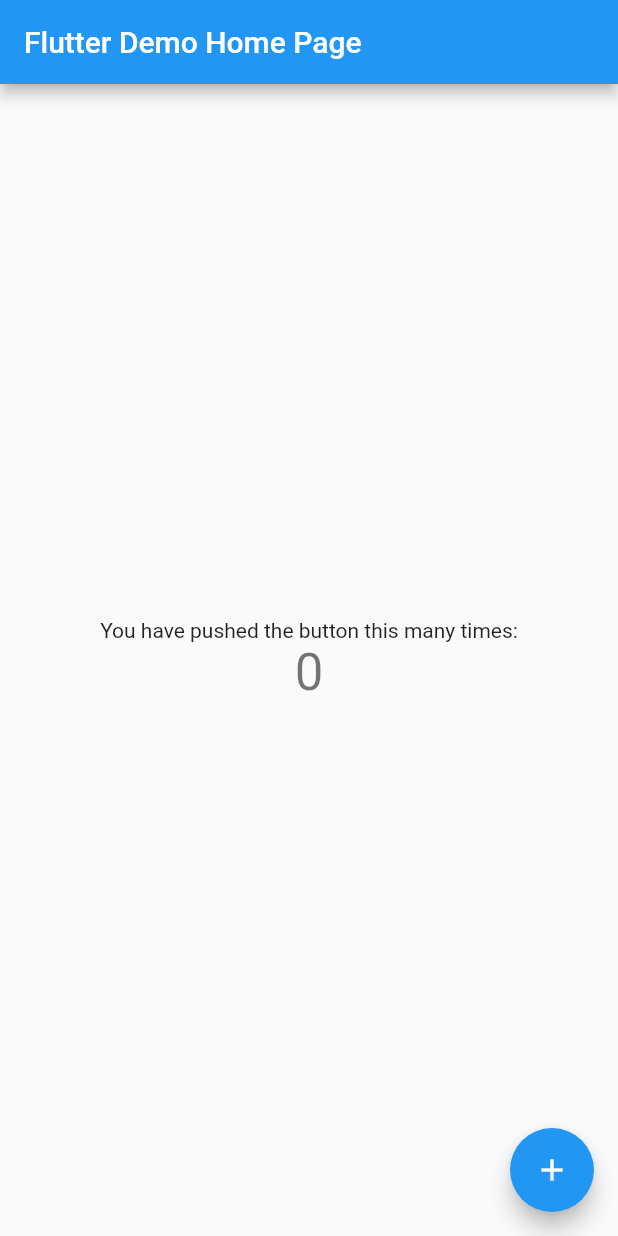
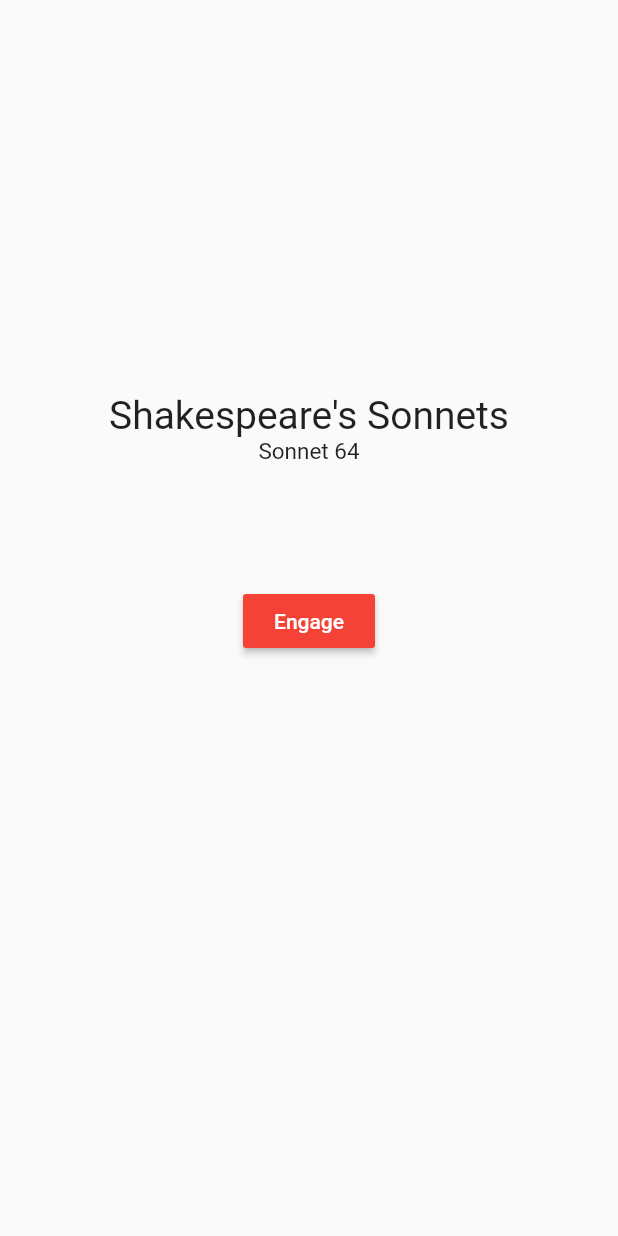
Before and after one commit to sssloba/rx_dart_streams_flutter, a Flutter app: the screen it shows after launch, on a phone screen of 412 x 824 dp. Run offline on Flutter 3.47's test engine with Material 2 defaults, Android fonts, the phone set to English and light mode, and no system bars; our stand-ins replace google_fonts.

```diff
--- a/lib/main.dart
+++ b/lib/main.dart
@@ -1,4 +1,5 @@
 import 'package:flutter/material.dart';
+import 'package:rx_dart_streams_flutter/screens/launch.dart';
 
 void main() {
   runApp(MyApp());
@@ -11,107 +12,10 @@ class MyApp extends StatelessWidget {
     return MaterialApp(
       title: 'Flutter Demo',
       theme: ThemeData(
-        // This is the theme of your application.
-        //
-        // Try running your application with "flutter run". You'll see the
-        // application has a blue toolbar. Then, without quitting the app, try
-        // changing the primarySwatch below to Colors.green and then invoke
-        // "hot reload" (press "r" in the console where you ran "flutter run",
-        // or simply save your changes to "hot reload" in a Flutter IDE).
-        // Notice that the counter didn't reset back to zero; the application
-        // is not restarted.
-        primarySwatch: Colors.blue,
-        // This makes the visual density adapt to the platform that you run
-        // the app on. For desktop platforms, the controls will be smaller and
-        // closer together (more dense) than on mobile platforms.
+        primarySwatch: Colors.red,
         visualDensity: VisualDensity.adaptivePlatformDensity,
       ),
-      home: MyHomePage(title: 'Flutter Demo Home Page'),
+      home: Launch(),
     );
   }
 }
-
-class MyHomePage extends StatefulWidget {
-  MyHomePage({Key key, this.title}) : super(key: key);
-
-  // This widget is the home page of your application. It is stateful, meaning
-  // that it has a State object (defined below) that contains fields that affect
-  // how it looks.
-
-  // This class is the configuration for the state. It holds the values (in this
-  // case the title) provided by the parent (in this case the App widget) and
-  // used by the build method of the State. Fields in a Widget subclass are
-  // always marked "final".
-
-  final String title;
-
-  @override
-  _MyHomePageState createState() => _MyHomePageState();
-}
-
-class _MyHomePageState extends State<MyHomePage> {
-  int _counter = 0;
-
-  void _incrementCounter() {
-    setState(() {
-      // This call to setState tells the Flutter framework that something has
-      // changed in this State, which causes it to rerun the build method below
-      // so that the display can reflect the updated values. If we changed
-      // _counter without calling setState(), then the build method would not be
-      // called again, and so nothing would appear to happen.
-      _counter++;
-    });
-  }
-
-  @override
-  Widget build(BuildContext context) {
-    // This method is rerun every time setState is called, for instance as done
-    // by the _incrementCounter method above.
-    //
-    // The Flutter framework has been optimized to make rerunning build methods
-    // fast, so that you can just rebuild anything that needs updating rather
-    // than having to individually change instances of widgets.
-    return Scaffold(
-      appBar: AppBar(
-        // Here we take the value from the MyHomePage object that was created by
-        // the App.build method, and use it to set our appbar title.
-        title: Text(widget.title),
-      ),
-      body: Center(
-        // Center is a layout widget. It takes a single child and positions it
-        // in the middle of the parent.
-        child: Column(
-          // Column is also a layout widget. It takes a list of children and
-          // arranges them vertically. By default, it sizes itself to fit its
-          // children horizontally, and tries to be as tall as its parent.
-          //
-          // Invoke "debug painting" (press "p" in the console, choose the
-          // "Toggle Debug Paint" action from the Flutter Inspector in Android
-          // Studio, or the "Toggle Debug Paint" command in Visual Studio Code)
-          // to see the wireframe for each widget.
-          //
-          // Column has various properties to control how it sizes itself and
-          // how it positions its children. Here we use mainAxisAlignment to
-          // center the children vertically; the main axis here is the vertical
-          // axis because Columns are vertical (the cross axis would be
-          // horizontal).
-          mainAxisAlignment: MainAxisAlignment.center,
-          children: <Widget>[
-            Text(
-              'You have pushed the button this many times:',
-            ),
-            Text(
-              '$_counter',
-              style: Theme.of(context).textTheme.headline4,
-            ),
-          ],
-        ),
-      ),
-      floatingActionButton: FloatingActionButton(
-        onPressed: _incrementCounter,
-        tooltip: 'Increment',
-        child: Icon(Icons.add),
-      ), // This trailing comma makes auto-formatting nicer for build methods.
-    );
-  }
-}
--- /dev/null
+++ b/lib/screens/launch.dart
@@ -0,0 +1,33 @@
+import 'package:flutter/material.dart';
+import 'package:rx_dart_streams_flutter/screens/read.dart';
+
+class Launch extends StatefulWidget {
+  @override
+  _LaunchState createState() => _LaunchState();
+}
+
+class _LaunchState extends State<Launch> {
+  @override
+  Widget build(BuildContext context) {
+    return Scaffold(
+      body: Center(
+        child: Container(
+          height: 300.0,
+          child: Column(children: <Widget>[
+            Text('Shakespeare\'s Sonnets', style: TextStyle(fontSize: 26.0),),
+            Text('Sonnet 64',  style: TextStyle(fontSize: 15.0),),
+            SizedBox(height: 80.0),
+            RaisedButton(
+              color: Colors.red,
+              child: Text('Engage',style: TextStyle(color: Colors.white),),
+              onPressed: () {
+                Navigator.of(context).push(MaterialPageRoute(builder: (context) => Read()));
+              })
+          ],
+
+          ),
+        ),
+      ),
+    );
+  }
+}
--- a/pubspec.yaml
+++ b/pubspec.yaml
@@ -28,6 +28,10 @@ dependencies:
   # The following adds the Cupertino Icons font to your application.
   # Use with the CupertinoIcons class for iOS style icons.
   cupertino_icons: ^0.1.3
+  google_fonts: ^1.1.0
+  provider: ^4.1.2
+  rxdart: ^0.24.1
+
 
 dev_dependencies:
   flutter_test:
```
Also changed, not shown: lib/screens/read.dart (added, +43 -0 lines), pubspec.lock.
